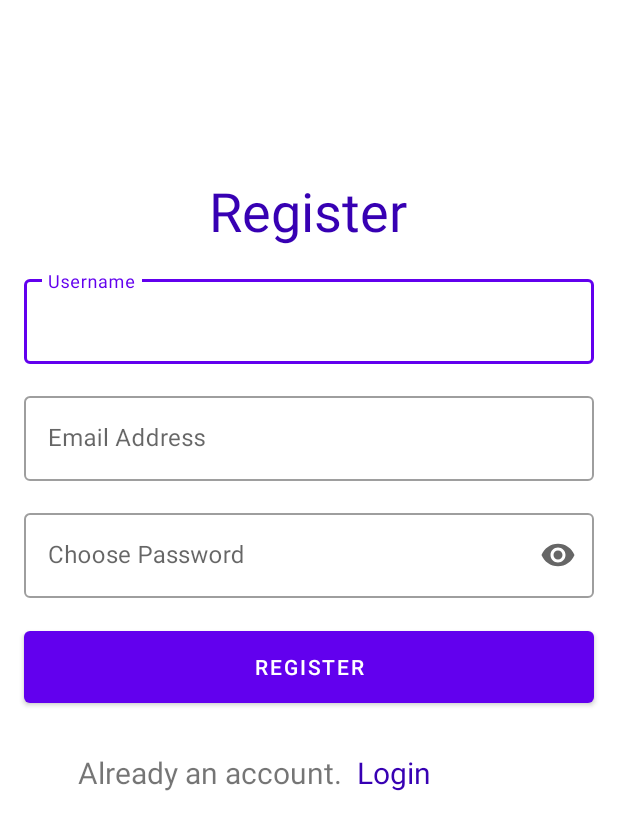
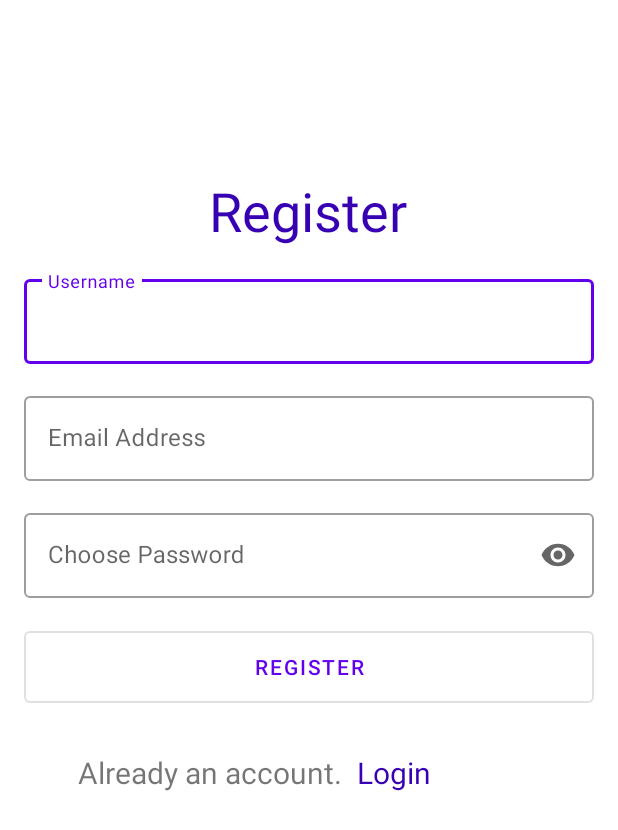
Before and after one commit to The-Fuse/Passenger-App, an Android app: the Registration screen opened directly, with no data from a screen before it, on a phone screen of 412 x 824 dp. Shown: the top 830 px of the screen. Run offline under Robolectric (Android 15) with nearby library versions, the phone set to English and light mode, and no system bars; our stand-ins replace Firebase (no records; nobody signed in at launch, a user with empty details on screens opened directly).

Commit message:
Added Login And registration

```diff
--- a/app/src/main/java/com/example/passenger_app/Login.kt
+++ b/app/src/main/java/com/example/passenger_app/Login.kt
@@ -3,8 +3,6 @@ package com.example.passenger_app
 import android.content.Intent
 import androidx.appcompat.app.AppCompatActivity
 import android.os.Bundle
-import com.example.passenger_app.MainActivity
-import com.example.passenger_app.R
 import com.google.android.material.snackbar.Snackbar
 import com.google.firebase.auth.FirebaseAuth
 import kotlinx.android.synthetic.main.activity_login.*
--- a/app/src/main/java/com/example/passenger_app/Registration.kt
+++ b/app/src/main/java/com/example/passenger_app/Registration.kt
@@ -4,8 +4,6 @@ import android.content.Intent
 import android.os.Bundle
 import android.util.Log
 import androidx.appcompat.app.AppCompatActivity
-import com.example.passenger_app.MainActivity
-import com.example.passenger_app.R
 import com.google.android.material.snackbar.Snackbar
 import com.google.firebase.auth.FirebaseAuth
 import com.google.firebase.firestore.ktx.firestore
--- a/app/src/main/res/layout/activity_login.xml
+++ b/app/src/main/res/layout/activity_login.xml
@@ -75,6 +75,7 @@
         android:layout_marginTop="24dp"
         android:layout_marginEnd="16dp"
         android:layout_marginRight="16dp"
+        style="?attr/materialButtonOutlinedStyle"
         android:text="@string/login"
         app:layout_constraintEnd_toEndOf="parent"
         app:layout_constraintStart_toStartOf="parent"
--- a/app/src/main/res/layout/activity_main.xml
+++ b/app/src/main/res/layout/activity_main.xml
@@ -11,6 +11,7 @@
         android:layout_width="wrap_content"
         android:layout_height="wrap_content"
         android:text="Button"
+        style="?attr/materialButtonOutlinedStyle"
         app:layout_constraintBottom_toBottomOf="parent"
         app:layout_constraintEnd_toEndOf="parent"
         app:layout_constraintStart_toStartOf="parent"
--- a/app/src/main/res/layout/activity_registration.xml
+++ b/app/src/main/res/layout/activity_registration.xml
@@ -100,6 +100,7 @@
         android:layout_marginEnd="16dp"
         android:layout_marginRight="16dp"
         android:text="Register"
+        style="?attr/materialButtonOutlinedStyle"
         app:layout_constraintEnd_toEndOf="parent"
         app:layout_constraintStart_toStartOf="parent"
         app:layout_constraintTop_toBottomOf="@+id/registrationpasssword" />
```
